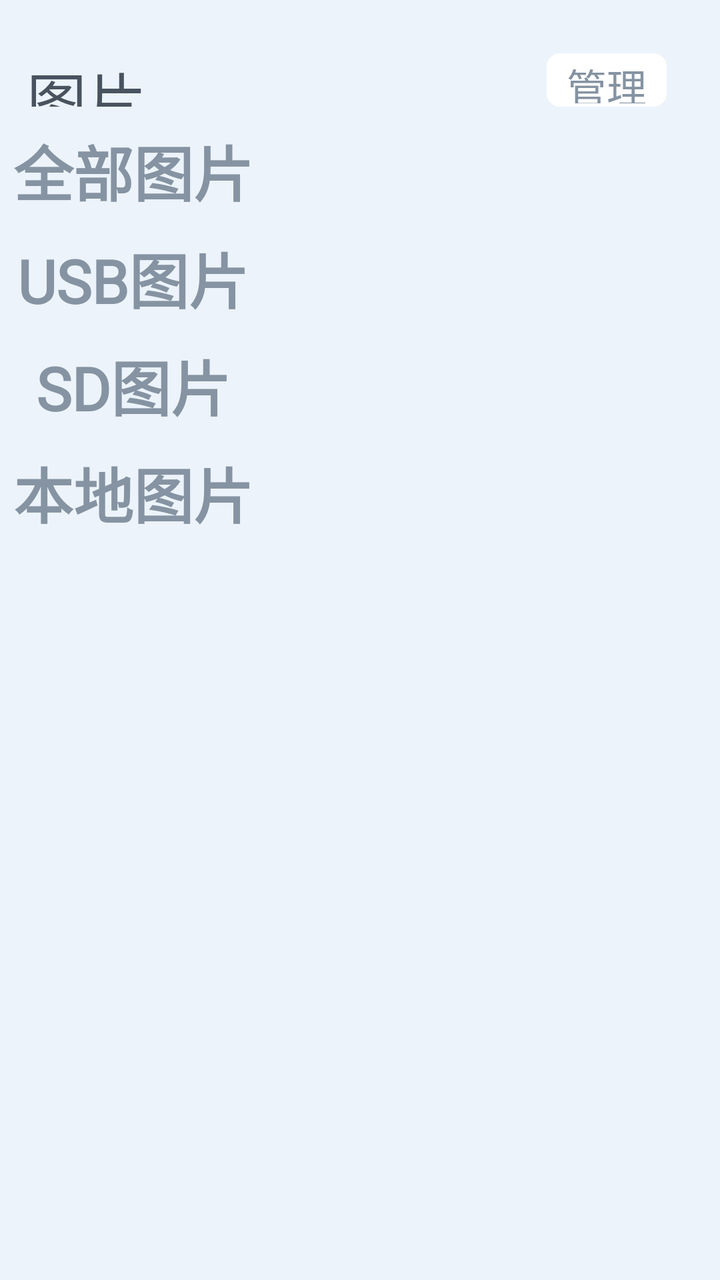
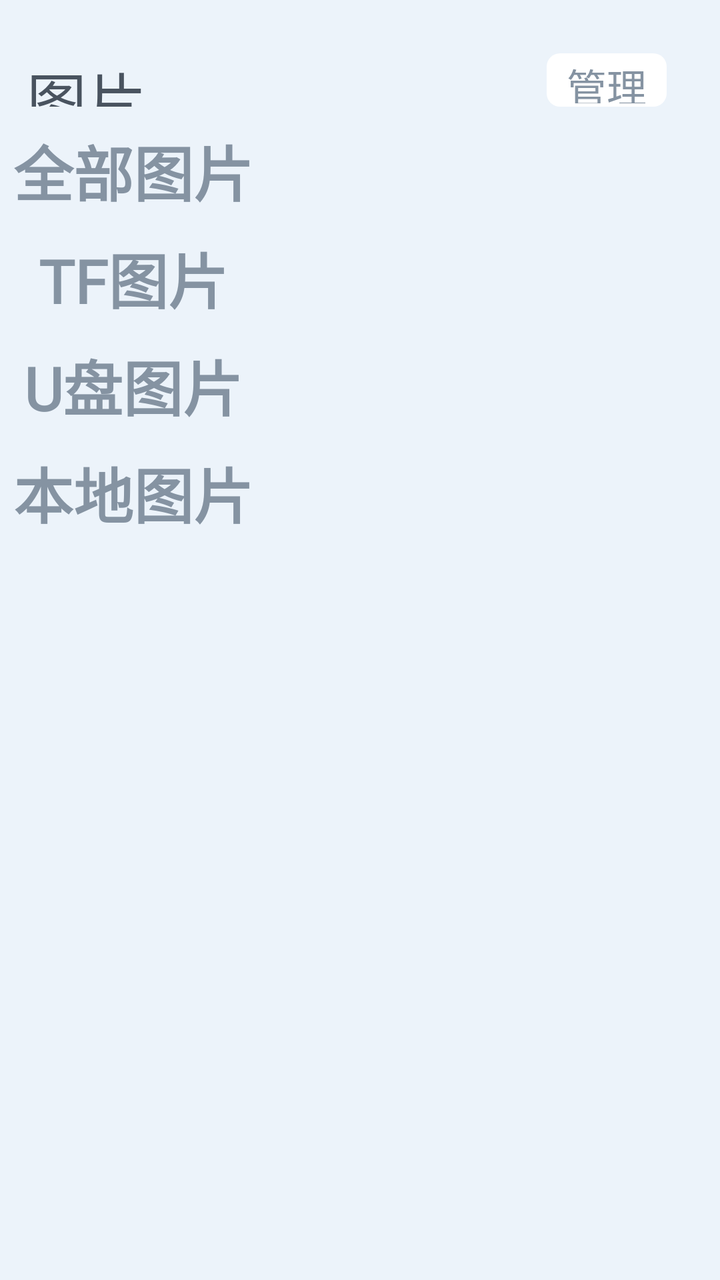

Two renders of the same Android screen: before a commit and after it. Below are the layout's source before the change and the commit's diff.
<!-- AndroidManifest.xml: application theme AppTheme -->
<!-- res/layout/activity_main.xml -->
<?xml version="1.0" encoding="utf-8"?>
<LinearLayout xmlns:android="http://schemas.android.com/apk/res/android"
    xmlns:app="http://schemas.android.com/apk/res-auto"
    android:layout_width="match_parent"
    android:layout_height="match_parent"
    android:orientation="vertical"
    android:paddingTop="80px"
    android:background="@color/color_ECF3FA">

    <FrameLayout
        android:layout_width="match_parent"
        android:layout_height="80px" >

        <TextView
            android:layout_width="wrap_content"
            android:layout_height="wrap_content"
            android:layout_gravity="center_vertical"
            android:layout_marginLeft="40px"
            android:fontFamily="@font/alibabapuhuiti_3_65_medium"
            android:textColor="@color/color_49535F"
            android:textSize="30sp"
            android:text="图片" />

        <TextView
            android:layout_width="wrap_content"
            android:layout_height="wrap_content"
            android:layout_gravity="center_vertical|end"
            android:layout_marginRight="80px"
            android:gravity="center"
            android:paddingLeft="30px"
            android:paddingRight="30px"
            android:paddingTop="5px"
            android:paddingBottom="5px"
            android:fontFamily="@font/alibabapuhuiti_3_65_medium"
            android:textColor="@color/color_8593A2"
            android:textSize="20sp"
            android:background="@drawable/shape_manager_bg"
            android:text="管理" />

    </FrameLayout>

    <LinearLayout
        android:layout_width="match_parent"
        android:layout_height="match_parent"
        android:orientation="horizontal" >

        <LinearLayout
            android:layout_width="400px"
            android:layout_height="match_parent"
            android:gravity="center_horizontal"
            android:orientation="vertical">

            <TextView
                android:id="@+id/tv_all_picture"
                android:layout_width="wrap_content"
                android:layout_height="wrap_content"
                android:layout_marginTop="10dp"
                android:fontFamily="@font/alibabapuhuiti_3_65_medium"
                android:text="全部图片"
                android:textColor="@color/color_8593A2"
                android:textSize="30sp"
                android:textStyle="bold" />

            <TextView
                android:id="@+id/tv_usb_picture"
                android:layout_width="wrap_content"
                android:layout_height="wrap_content"
                android:layout_marginTop="10dp"
                android:fontFamily="@font/alibabapuhuiti_3_65_medium"
                android:text="USB图片"
                android:textColor="@color/color_8593A2"
                android:textSize="30sp"
                android:textStyle="bold" />

            <TextView
                android:id="@+id/tv_sd_picture"
                android:layout_width="wrap_content"
                android:layout_height="wrap_content"
                android:layout_marginTop="10dp"
                android:fontFamily="@font/alibabapuhuiti_3_65_medium"
                android:text="SD图片"
                android:textColor="@color/color_8593A2"
                android:textSize="30sp"
                android:textStyle="bold" />

            <TextView
                android:id="@+id/tv_local_picture"
                android:layout_width="wrap_content"
                android:layout_height="wrap_content"
                android:layout_marginTop="10dp"
                android:fontFamily="@font/alibabapuhuiti_3_65_medium"
                android:text="本地图片"
                android:textColor="@color/color_8593A2"
                android:textSize="30sp"
                android:textStyle="bold" />

        </LinearLayout>


        <androidx.recyclerview.widget.RecyclerView
            android:id="@+id/rv_folder_picture"
            android:layout_width="match_parent"
            android:layout_height="match_parent"
            android:fadeScrollbars="false"
            android:orientation="vertical"
            android:overScrollMode="never" />

        <com.sansan.picture.widget.ScrollableRecyclerView
            android:id="@+id/rv_picture"
            android:layout_width="match_parent"
            android:layout_height="match_parent"
            android:visibility="gone"/>

    </LinearLayout>

</LinearLayout>
<!-- resources referenced by this layout -->
<resources>
  <color name="color_49535F">#49535F</color>
  <color name="color_8593A2">#8593A2</color>
  <color name="color_ECF3FA">#ECF3FA</color>
  <!-- drawable shape_manager_bg (drawable) -->
  <?xml version="1.0" encoding="utf-8"?>
  <shape xmlns:android="http://schemas.android.com/apk/res/android"
      android:shape="rectangle">
  
      <solid android:color="@color/white" />
      <corners android:radius="20px" />
  
  </shape>
  <style name="AppTheme" parent="Theme.AppCompat.Light.NoActionBar">
  
          <item name="colorPrimary">@color/color_transparent</item>
          <item name="colorPrimaryDark">@color/color_transparent</item>
          <item name="colorAccent">@color/color_transparent</item>
          <item name="android:windowBackground">@color/white</item>
  
          <item name="android:windowTranslucentNavigation">false</item>
          <item name="android:windowTranslucentStatus">false</item>
          <item name="android:windowIsTranslucent">false</item>
  
          <item name="android:windowAnimationStyle">@style/Animation</item>
  
      </style>
  <color name="white">#FFFFFFFF</color>
  <color name="color_transparent">#00000000</color>
  <style name="Animation">
          <item name="android:activityOpenEnterAnimation">@null</item>
          <item name="android:activityOpenExitAnimation">@null</item>
          <item name="android:activityCloseEnterAnimation">@null</item>
          <item name="android:activityCloseExitAnimation">@null</item>
          <item name="android:taskOpenEnterAnimation">@null</item>
          <item name="android:taskOpenExitAnimation">@null</item>
          <item name="android:taskCloseEnterAnimation">@null</item>
          <item name="android:taskCloseExitAnimation">@null</item>
          <item name="android:taskToFrontEnterAnimation">@null</item>
          <item name="android:taskToFrontExitAnimation">@null</item>
          <item name="android:taskToBackEnterAnimation">@null</item>
          <item name="android:taskToBackExitAnimation">@null</item>
      </style>
</resources>

<!-- the commit's change to res/layout/activity_main.xml (unified diff, before → after) -->
@@ -57,7 +57,18 @@
                 android:layout_marginTop="10dp"
                 android:fontFamily="@font/alibabapuhuiti_3_65_medium"
                 android:text="全部图片"
-                android:textColor="@color/color_8593A2"
+                android:textColor="@color/selector_text_select"
+                android:textSize="30sp"
+                android:textStyle="bold" />
+
+            <TextView
+                android:id="@+id/tv_sd_picture"
+                android:layout_width="wrap_content"
+                android:layout_height="wrap_content"
+                android:layout_marginTop="10dp"
+                android:fontFamily="@font/alibabapuhuiti_3_65_medium"
+                android:text="TF图片"
+                android:textColor="@color/selector_text_select"
                 android:textSize="30sp"
                 android:textStyle="bold" />
 
@@ -67,19 +78,8 @@
                 android:layout_height="wrap_content"
                 android:layout_marginTop="10dp"
                 android:fontFamily="@font/alibabapuhuiti_3_65_medium"
-                android:text="USB图片"
-                android:textColor="@color/color_8593A2"
-                android:textSize="30sp"
-                android:textStyle="bold" />
-
-            <TextView
-                android:id="@+id/tv_sd_picture"
-                android:layout_width="wrap_content"
-                android:layout_height="wrap_content"
-                android:layout_marginTop="10dp"
-                android:fontFamily="@font/alibabapuhuiti_3_65_medium"
-                android:text="SD图片"
-                android:textColor="@color/color_8593A2"
+                android:text="U盘图片"
+                android:textColor="@color/selector_text_select"
                 android:textSize="30sp"
                 android:textStyle="bold" />
 
@@ -90,7 +90,7 @@
                 android:layout_marginTop="10dp"
                 android:fontFamily="@font/alibabapuhuiti_3_65_medium"
                 android:text="本地图片"
-                android:textColor="@color/color_8593A2"
+                android:textColor="@color/selector_text_select"
                 android:textSize="30sp"
                 android:textStyle="bold" />
 
